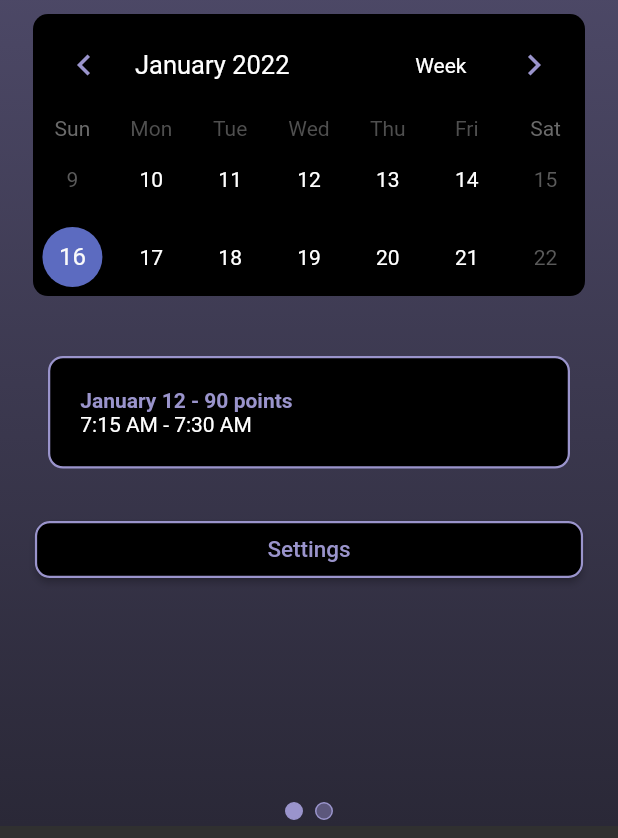
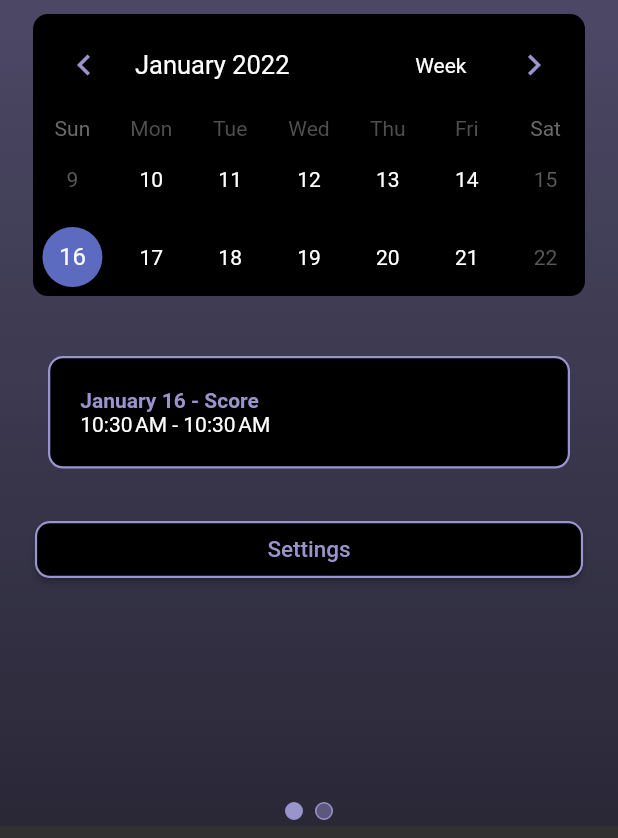
Before and after one commit to vargheserg/DeltaHacks2022-Sleepr, a Flutter app: the screen it shows after launch, on a phone screen of 412 x 824 dp, the part 398-1236 px from its top. Run offline on Flutter 3.47's test engine with Material 2 defaults, Android fonts, the phone set to English and light mode, and no system bars; drawn by our look-alikes of table_calendar.

Commit message:
finish adding variable text to the fields

```diff
--- a/sleepr/lib/calendar.dart
+++ b/sleepr/lib/calendar.dart
@@ -1,7 +1,11 @@
 // ignore_for_file: prefer_const_constructors
+import 'dart:collection';
+
 import 'package:flutter/material.dart';
 import 'package:sleepr/constants.dart';
 import 'package:table_calendar/table_calendar.dart';
+import 'package:intl/intl.dart';
+import 'globals.dart';
 
 class Calendar extends StatefulWidget  {
   const Calendar({Key? key}) : super(key: key);
@@ -27,6 +31,8 @@ class _Calendar extends State<Calendar> {
 
   DateTime _focusedDay = DateTime.now();
   DateTime? _selectedDay;
+  String str1 = DateFormat("MMMMd").format(DateTime.now()) + " - " + sleepInfo[DateTime.now().month.toString()]![0] + "\n";
+  String str2 = DateFormat("jm").format(DateTime.now()) + " - " + DateFormat("jm").format(DateTime.now());
 
 
 
@@ -79,6 +85,10 @@ class _Calendar extends State<Calendar> {
                   _selectedDay = selectedDay;
                   _focusedDay = focusedDay; // update `_focusedDay` here as well
 
+                  str1 = DateFormat("MMMMd").format(selectedDay) + " - " + sleepInfo[selectedDay.month.toString()]![0] + "\n";
+                  str2 = sleepInfo[DateTime.now().month.toString()]![1] + " - " + sleepInfo[DateTime.now().month.toString()]![2];
+                  // replace DateTime.now() with selectedDay
+
                 });
               },
               onFormatChanged: (CalendarFormat _format) {
@@ -102,18 +112,18 @@ class _Calendar extends State<Calendar> {
                   width: borderWidth),
             ),
               child: RichText(
-                text: const TextSpan(
+                text: TextSpan(
                   style: TextStyle(
                     fontSize: 14.0,
                     color: Colors.white,
                   ),
                   children: <TextSpan>[
                     TextSpan(
-                        text: 'January 12 - 90 points\n',
+                        text: str1,
                         style: TextStyle(
                             fontWeight: FontWeight.bold,
                             color: calendarLightText)),
-                    TextSpan(text: '7:15 AM - 7:30 AM'),
+                    TextSpan(text: str2),
                   ],
                 ),
             ),
--- a/sleepr/lib/globals.dart
+++ b/sleepr/lib/globals.dart
@@ -0,0 +1 @@
+final Map<String, List<String>> sleepInfo = {DateTime.now().month.toString():["Score", "Sleep", "Wakeup"]};
```
